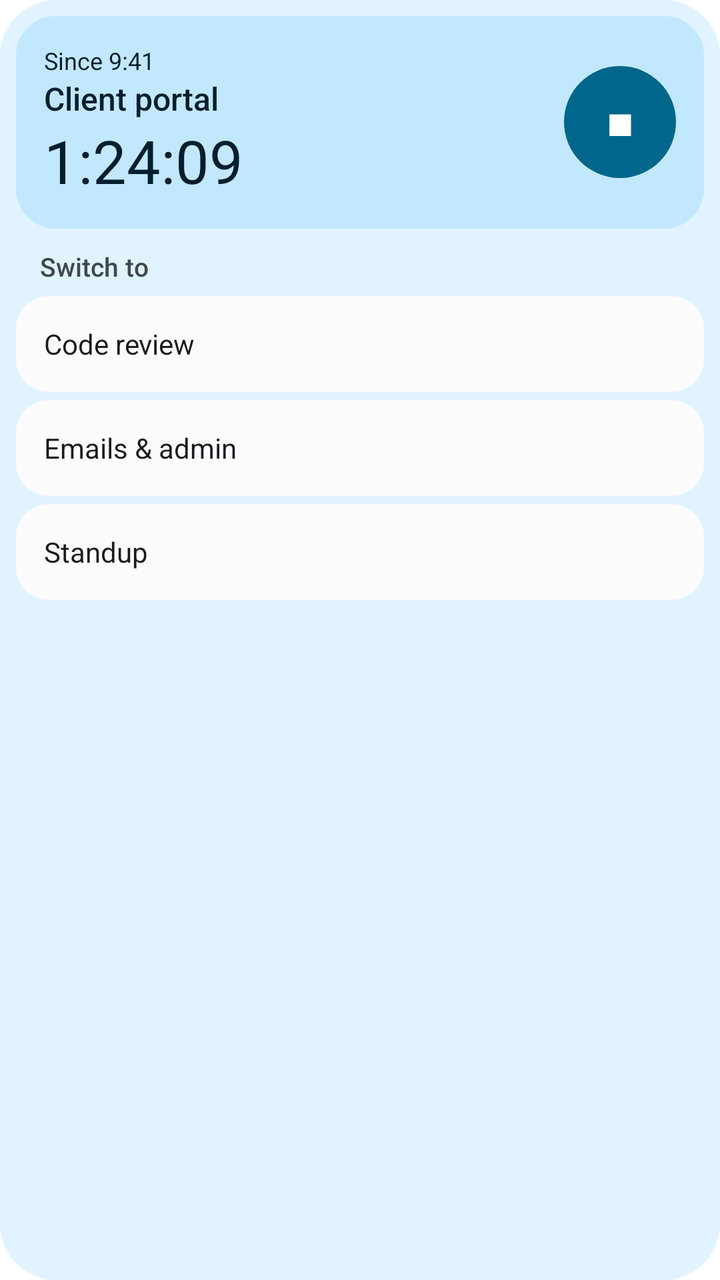
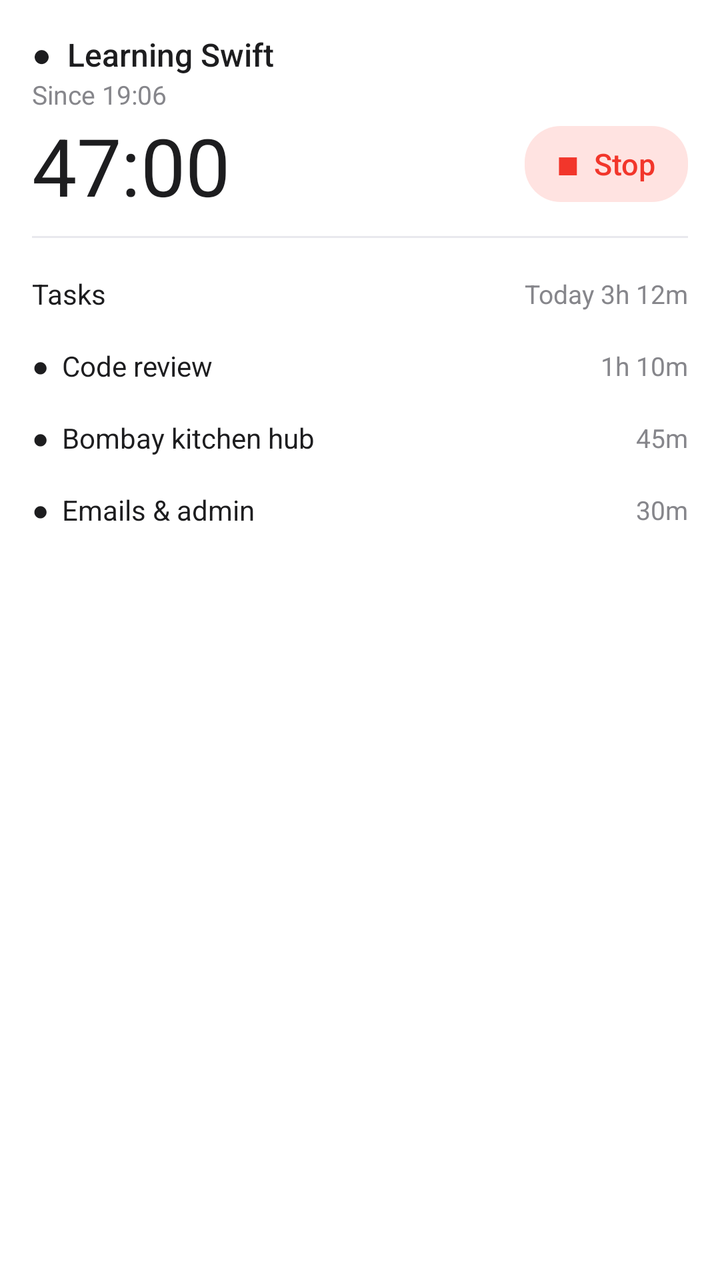

Before-and-after screenshots of an Android layout around one commit, followed by the original layout XML and the change that was made.
<!-- AndroidManifest.xml: application theme Theme.Trackify -->
<!-- res/layout/widget_preview_large.xml -->
<?xml version="1.0" encoding="utf-8"?>
<LinearLayout xmlns:android="http://schemas.android.com/apk/res/android"
    android:layout_width="match_parent" android:layout_height="match_parent"
    android:orientation="vertical" android:padding="8dp" android:background="@drawable/widget_preview_bg">
    <LinearLayout android:layout_width="match_parent" android:layout_height="wrap_content" android:orientation="horizontal"
        android:gravity="center_vertical" android:padding="14dp" android:background="@drawable/widget_preview_primary_container">
        <LinearLayout android:layout_width="0dp" android:layout_weight="1" android:layout_height="wrap_content" android:orientation="vertical">
            <TextView android:layout_width="wrap_content" android:layout_height="wrap_content" android:text="Since 9:41"
                android:textColor="@color/widget_on_primary_container" android:textSize="12sp"/>
            <TextView android:layout_width="wrap_content" android:layout_height="wrap_content" android:text="Client portal"
                android:textColor="@color/widget_on_primary_container" android:textSize="16sp" android:fontFamily="sans-serif-medium"/>
            <TextView android:layout_width="wrap_content" android:layout_height="wrap_content" android:text="1:24:09"
                android:textColor="@color/widget_on_primary_container" android:textSize="30sp" android:fontFeatureSettings="tnum"/>
        </LinearLayout>
        <TextView android:layout_width="56dp" android:layout_height="56dp" android:gravity="center" android:text="■"
            android:background="@drawable/widget_preview_primary" android:textColor="@color/widget_on_primary" android:textSize="18sp"/>
    </LinearLayout>
    <TextView android:layout_width="wrap_content" android:layout_height="wrap_content" android:text="Switch to"
        android:layout_marginStart="12dp" android:layout_marginTop="10dp" android:layout_marginBottom="6dp"
        android:textColor="@color/widget_on_surface_variant" android:textSize="13sp" android:fontFamily="sans-serif-medium"/>
    <TextView android:layout_width="match_parent" android:layout_height="48dp" android:gravity="center_vertical" android:paddingHorizontal="14dp"
        android:text="Code review" android:background="@drawable/widget_preview_surface" android:textColor="@color/widget_on_surface" android:textSize="14sp"/>
    <TextView android:layout_width="match_parent" android:layout_height="48dp" android:layout_marginTop="4dp" android:gravity="center_vertical" android:paddingHorizontal="14dp"
        android:text="Emails &amp; admin" android:background="@drawable/widget_preview_surface" android:textColor="@color/widget_on_surface" android:textSize="14sp"/>
    <TextView android:layout_width="match_parent" android:layout_height="48dp" android:layout_marginTop="4dp" android:gravity="center_vertical" android:paddingHorizontal="14dp"
        android:text="Standup" android:background="@drawable/widget_preview_surface" android:textColor="@color/widget_on_surface" android:textSize="14sp"/>
</LinearLayout>
<!-- resources referenced by this layout -->
<resources>
  <color name="widget_on_primary">#FFFFFF</color>
  <color name="widget_on_primary_container">#042100</color>
  <color name="widget_on_surface">#1A1C18</color>
  <color name="widget_on_surface_variant">#43483E</color>
  <!-- drawable widget_preview_bg (drawable) -->
  <shape xmlns:android="http://schemas.android.com/apk/res/android"><solid android:color="@color/widget_bg"/><corners android:radius="24dp"/></shape>
  <!-- drawable widget_preview_primary (drawable) -->
  <shape xmlns:android="http://schemas.android.com/apk/res/android"><solid android:color="@color/widget_primary"/><corners android:radius="100dp"/></shape>
  <!-- drawable widget_preview_primary_container (drawable) -->
  <shape xmlns:android="http://schemas.android.com/apk/res/android"><solid android:color="@color/widget_primary_container"/><corners android:radius="16dp"/></shape>
  <!-- drawable widget_preview_surface (drawable) -->
  <shape xmlns:android="http://schemas.android.com/apk/res/android"><solid android:color="@color/widget_surface"/><corners android:radius="16dp"/></shape>
  <style name="Theme.Trackify" parent="android:Theme.Material.Light.NoActionBar">
          <item name="android:windowBackground">@color/window_bg</item>
          <item name="android:statusBarColor">@android:color/transparent</item>
          <item name="android:navigationBarColor">@android:color/transparent</item>
      </style>
  <color name="widget_bg">#F3F4EC</color>
  <color name="widget_primary">#386A20</color>
  <color name="widget_primary_container">#B8F397</color>
  <color name="widget_surface">#FFFFFF</color>
  <color name="window_bg">#FFFFFF</color>
</resources>

<!-- the commit's change to res/layout/widget_preview_large.xml (unified diff, before → after) -->
@@ -1,27 +1,33 @@
 <?xml version="1.0" encoding="utf-8"?>
 <LinearLayout xmlns:android="http://schemas.android.com/apk/res/android"
     android:layout_width="match_parent" android:layout_height="match_parent"
-    android:orientation="vertical" android:padding="8dp" android:background="@drawable/widget_preview_bg">
-    <LinearLayout android:layout_width="match_parent" android:layout_height="wrap_content" android:orientation="horizontal"
-        android:gravity="center_vertical" android:padding="14dp" android:background="@drawable/widget_preview_primary_container">
-        <LinearLayout android:layout_width="0dp" android:layout_weight="1" android:layout_height="wrap_content" android:orientation="vertical">
-            <TextView android:layout_width="wrap_content" android:layout_height="wrap_content" android:text="Since 9:41"
-                android:textColor="@color/widget_on_primary_container" android:textSize="12sp"/>
-            <TextView android:layout_width="wrap_content" android:layout_height="wrap_content" android:text="Client portal"
-                android:textColor="@color/widget_on_primary_container" android:textSize="16sp" android:fontFamily="sans-serif-medium"/>
-            <TextView android:layout_width="wrap_content" android:layout_height="wrap_content" android:text="1:24:09"
-                android:textColor="@color/widget_on_primary_container" android:textSize="30sp" android:fontFeatureSettings="tnum"/>
-        </LinearLayout>
-        <TextView android:layout_width="56dp" android:layout_height="56dp" android:gravity="center" android:text="■"
-            android:background="@drawable/widget_preview_primary" android:textColor="@color/widget_on_primary" android:textSize="18sp"/>
+    android:orientation="vertical" android:padding="16dp" android:background="@drawable/w_preview_card">
+    <TextView android:layout_width="wrap_content" android:layout_height="wrap_content" android:text="●  Learning Swift"
+        android:textColor="@color/w_fg" android:textSize="16sp" android:fontFamily="sans-serif-medium" android:maxLines="1"/>
+    <TextView android:layout_width="wrap_content" android:layout_height="wrap_content" android:text="Since 19:06"
+        android:textColor="@color/w_muted" android:textSize="13sp"/>
+    <LinearLayout android:layout_width="match_parent" android:layout_height="52dp" android:gravity="center_vertical" android:orientation="horizontal">
+        <TextView android:layout_width="0dp" android:layout_weight="1" android:layout_height="wrap_content" android:text="47:00"
+            android:textColor="@color/w_fg" android:textSize="40sp" android:fontFeatureSettings="tnum"/>
+        <TextView android:layout_width="wrap_content" android:layout_height="38dp" android:paddingHorizontal="16dp" android:gravity="center"
+            android:text="■  Stop" android:background="@drawable/w_preview_stop" android:textColor="@color/w_stop_fg"
+            android:textSize="15sp" android:fontFamily="sans-serif-medium"/>
     </LinearLayout>
-    <TextView android:layout_width="wrap_content" android:layout_height="wrap_content" android:text="Switch to"
-        android:layout_marginStart="12dp" android:layout_marginTop="10dp" android:layout_marginBottom="6dp"
-        android:textColor="@color/widget_on_surface_variant" android:textSize="13sp" android:fontFamily="sans-serif-medium"/>
-    <TextView android:layout_width="match_parent" android:layout_height="48dp" android:gravity="center_vertical" android:paddingHorizontal="14dp"
-        android:text="Code review" android:background="@drawable/widget_preview_surface" android:textColor="@color/widget_on_surface" android:textSize="14sp"/>
-    <TextView android:layout_width="match_parent" android:layout_height="48dp" android:layout_marginTop="4dp" android:gravity="center_vertical" android:paddingHorizontal="14dp"
-        android:text="Emails &amp; admin" android:background="@drawable/widget_preview_surface" android:textColor="@color/widget_on_surface" android:textSize="14sp"/>
-    <TextView android:layout_width="match_parent" android:layout_height="48dp" android:layout_marginTop="4dp" android:gravity="center_vertical" android:paddingHorizontal="14dp"
-        android:text="Standup" android:background="@drawable/widget_preview_surface" android:textColor="@color/widget_on_surface" android:textSize="14sp"/>
+    <View android:layout_width="match_parent" android:layout_height="1dp" android:layout_marginVertical="10dp" android:background="@color/w_line"/>
+    <LinearLayout android:layout_width="match_parent" android:layout_height="36dp" android:gravity="center_vertical" android:orientation="horizontal">
+        <TextView android:layout_width="0dp" android:layout_weight="1" android:layout_height="wrap_content" android:text="Tasks" android:textColor="@color/w_fg" android:textSize="14sp" android:maxLines="1"/>
+        <TextView android:layout_width="wrap_content" android:layout_height="wrap_content" android:text="Today 3h 12m" android:textColor="@color/w_muted" android:textSize="13sp"/>
+    </LinearLayout>
+    <LinearLayout android:layout_width="match_parent" android:layout_height="36dp" android:gravity="center_vertical" android:orientation="horizontal">
+        <TextView android:layout_width="0dp" android:layout_weight="1" android:layout_height="wrap_content" android:text="●  Code review" android:textColor="@color/w_fg" android:textSize="14sp" android:maxLines="1"/>
+        <TextView android:layout_width="wrap_content" android:layout_height="wrap_content" android:text="1h 10m" android:textColor="@color/w_muted" android:textSize="13sp"/>
+    </LinearLayout>
+    <LinearLayout android:layout_width="match_parent" android:layout_height="36dp" android:gravity="center_vertical" android:orientation="horizontal">
+        <TextView android:layout_width="0dp" android:layout_weight="1" android:layout_height="wrap_content" android:text="●  Bombay kitchen hub" android:textColor="@color/w_fg" android:textSize="14sp" android:maxLines="1"/>
+        <TextView android:layout_width="wrap_content" android:layout_height="wrap_content" android:text="45m" android:textColor="@color/w_muted" android:textSize="13sp"/>
+    </LinearLayout>
+    <LinearLayout android:layout_width="match_parent" android:layout_height="36dp" android:gravity="center_vertical" android:orientation="horizontal">
+        <TextView android:layout_width="0dp" android:layout_weight="1" android:layout_height="wrap_content" android:text="●  Emails &amp; admin" android:textColor="@color/w_fg" android:textSize="14sp" android:maxLines="1"/>
+        <TextView android:layout_width="wrap_content" android:layout_height="wrap_content" android:text="30m" android:textColor="@color/w_muted" android:textSize="13sp"/>
+    </LinearLayout>
 </LinearLayout>
<!-- resource entries referenced after the edit -->
@@ -1,26 +1,20 @@
 <!-- resources referenced by this layout -->
 <resources>
-  <color name="widget_on_primary">#FFFFFF</color>
-  <color name="widget_on_primary_container">#042100</color>
-  <color name="widget_on_surface">#1A1C18</color>
-  <color name="widget_on_surface_variant">#43483E</color>
-  <!-- drawable widget_preview_bg (drawable) -->
-  <shape xmlns:android="http://schemas.android.com/apk/res/android"><solid android:color="@color/widget_bg"/><corners android:radius="24dp"/></shape>
-  <!-- drawable widget_preview_primary (drawable) -->
-  <shape xmlns:android="http://schemas.android.com/apk/res/android"><solid android:color="@color/widget_primary"/><corners android:radius="100dp"/></shape>
-  <!-- drawable widget_preview_primary_container (drawable) -->
-  <shape xmlns:android="http://schemas.android.com/apk/res/android"><solid android:color="@color/widget_primary_container"/><corners android:radius="16dp"/></shape>
-  <!-- drawable widget_preview_surface (drawable) -->
-  <shape xmlns:android="http://schemas.android.com/apk/res/android"><solid android:color="@color/widget_surface"/><corners android:radius="16dp"/></shape>
+  <color name="w_fg">#1D1D1F</color>
+  <color name="w_line">#E8E8ED</color>
+  <color name="w_muted">#86868B</color>
+  <color name="w_stop_fg">#F2362B</color>
+  <!-- drawable w_preview_card (drawable) -->
+  <shape xmlns:android="http://schemas.android.com/apk/res/android"><solid android:color="@color/w_bg"/><corners android:radius="24dp"/></shape>
+  <!-- drawable w_preview_stop (drawable) -->
+  <shape xmlns:android="http://schemas.android.com/apk/res/android"><solid android:color="@color/w_stop_bg"/><corners android:radius="18dp"/></shape>
   <style name="Theme.Trackify" parent="android:Theme.Material.Light.NoActionBar">
           <item name="android:windowBackground">@color/window_bg</item>
           <item name="android:statusBarColor">@android:color/transparent</item>
           <item name="android:navigationBarColor">@android:color/transparent</item>
       </style>
-  <color name="widget_bg">#F3F4EC</color>
-  <color name="widget_primary">#386A20</color>
-  <color name="widget_primary_container">#B8F397</color>
-  <color name="widget_surface">#FFFFFF</color>
+  <color name="w_bg">#FFFFFF</color>
+  <color name="w_stop_bg">#FFE3E1</color>
   <color name="window_bg">#FFFFFF</color>
 </resources>
 
